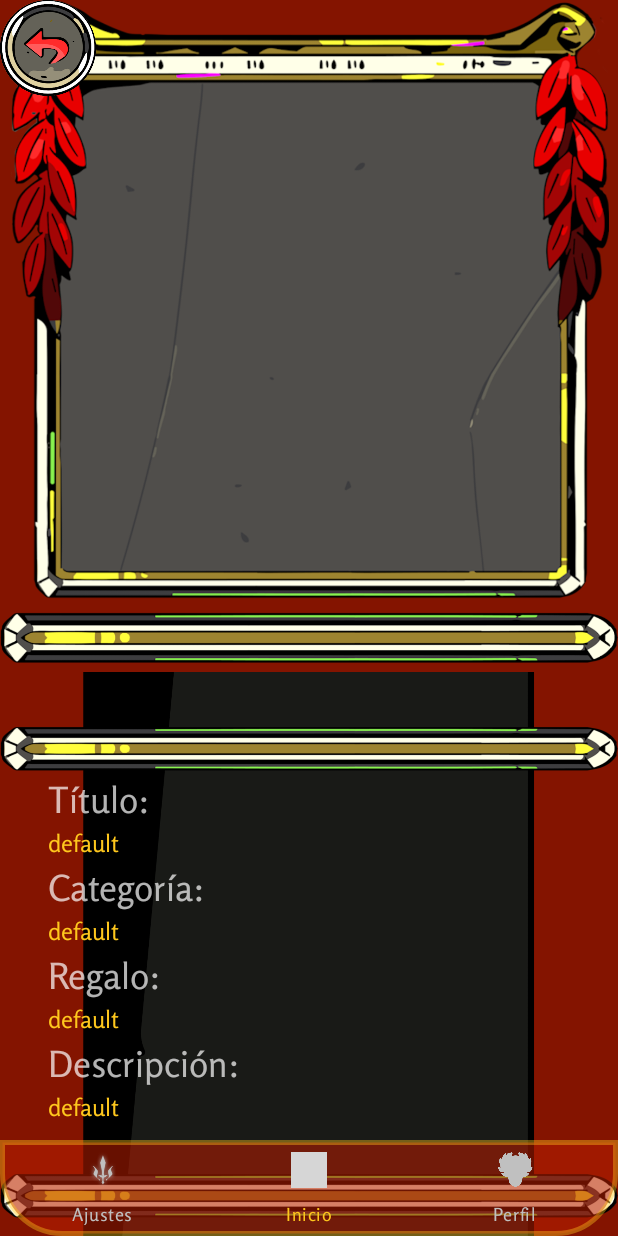
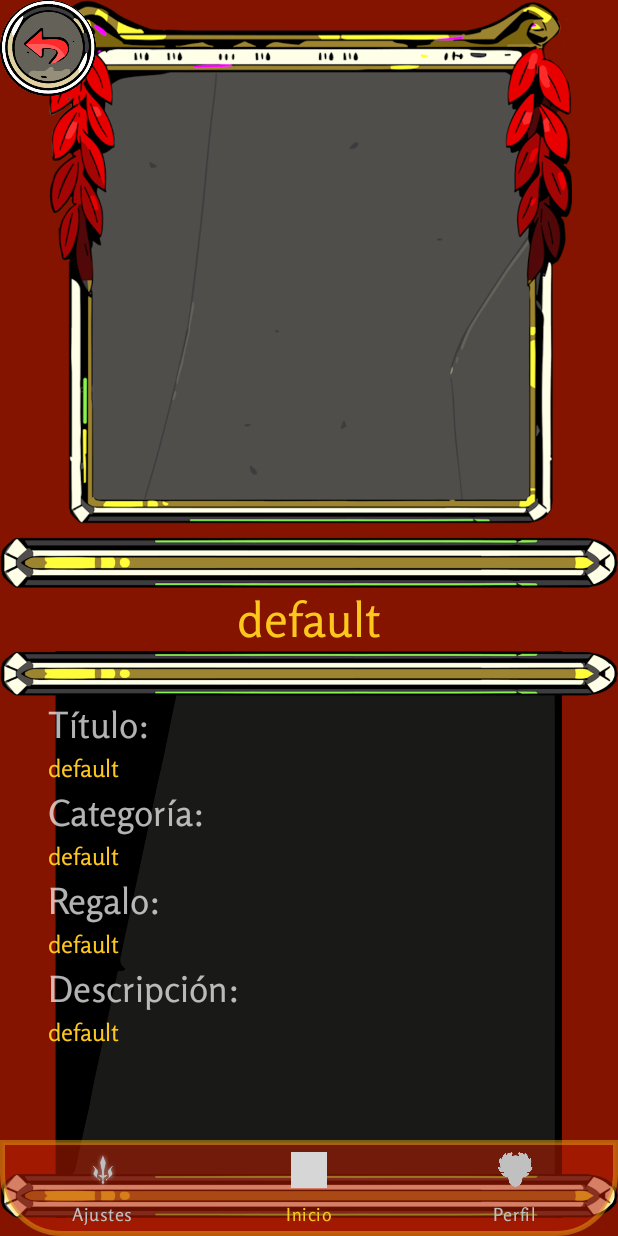
Before and after one commit to Bueurro/HadesApp, an Android app: the fragment PersonajeDetalleFragment placed in its activity, on a phone screen of 412 x 824 dp. Run offline under Robolectric (Android 15) with nearby library versions, the phone set to English and light mode, and no system bars; our stand-ins replace Firebase (no records; nobody signed in at launch, a user with empty details on screens opened directly), navigation-ui; 2 statements that could not run were skipped; grey boxes are pictures that could not be loaded.

Commit message:
HadesApp-0.8.1 detalles arreglados

```diff
--- a/app/src/main/res/layout/fragment_personaje_detalle.xml
+++ b/app/src/main/res/layout/fragment_personaje_detalle.xml
@@ -21,7 +21,7 @@
             <ImageView
                 android:id="@+id/imgBgDetalle"
                 android:layout_width="wrap_content"
-                android:layout_height="400dp"
+                android:layout_height="350dp"
                 android:scaleType="centerInside"
                 android:src="@drawable/img_block_bg"
                 app:layout_constraintEnd_toEndOf="parent"
@@ -30,8 +30,8 @@
 
             <ImageView
                 android:id="@+id/imgPjPic"
-                android:layout_width="360dp"
-                android:layout_height="360dp"
+                android:layout_width="330dp"
+                android:layout_height="330dp"
                 app:layout_constraintBottom_toBottomOf="@+id/imgBgDetalle"
                 app:layout_constraintEnd_toEndOf="@+id/imgBgDetalle"
                 app:layout_constraintStart_toStartOf="@+id/imgBgDetalle"
@@ -61,18 +61,7 @@
                 android:layout_marginTop="-12dp"
                 />
 
-            <ImageView
-                android:layout_width="0dp"
-                android:layout_height="0dp"
-                app:layout_constraintTop_toBottomOf="@+id/txtNombrePj"
-                app:layout_constraintStart_toStartOf="parent"
-                app:layout_constraintEnd_toEndOf="parent"
-                app:layout_constraintBottom_toBottomOf="parent"
-                android:src="@drawable/img_pngcarta"
-                android:scaleType="centerCrop"
-                android:paddingTop="@dimen/common_padding_default"
-                android:paddingBottom="@dimen/common_padding_default"
-                android:rotation="90"/>
+
 
             <ImageButton
                 android:id="@+id/imgBtnVolver"
@@ -95,6 +84,19 @@
                 android:layout_marginBottom="12dp">
 
                 <ImageView
+                    android:layout_width="0dp"
+                    android:layout_height="0dp"
+                    app:layout_constraintTop_toTopOf="@+id/asd"
+                    app:layout_constraintStart_toStartOf="parent"
+                    app:layout_constraintEnd_toEndOf="parent"
+                    app:layout_constraintBottom_toBottomOf="parent"
+                    android:src="@drawable/img_pngcarta"
+                    android:scaleType="fitXY"
+                    android:paddingTop="@dimen/common_padding_default"
+                    android:paddingBottom="@dimen/common_padding_default"
+                    android:rotation="90"/>
+
+                <ImageView
                     android:id="@+id/asd"
                     android:layout_width="match_parent"
                     android:layout_height="30dp"
@@ -110,7 +112,7 @@
                     android:paddingStart="32dp"
                     android:paddingEnd="32dp"
                     app:layout_constraintTop_toBottomOf="@+id/asd"
-                    app:layout_constraintBottom_toBottomOf="parent"
+                    app:layout_constraintBottom_toTopOf="@+id/asd2"
                     app:layout_constraintStart_toStartOf="parent"
                     app:layout_constraintEnd_toEndOf="parent"
                     android:orientation="vertical">
@@ -172,13 +174,11 @@
                             android:id="@+id/txtDescripcionPj"
                             android:layout_width="match_parent"
                             android:layout_height="match_parent"
-                            android:maxHeight="190dp"
                             android:text="@string/str_default"
                             android:textSize="@dimen/common_text_default"
                             android:textColor="@color/oro2"/>
 
                     </androidx.core.widget.NestedScrollView>
-
 
                 </LinearLayout>
 
@@ -190,7 +190,8 @@
                     app:layout_constraintEnd_toEndOf="parent"
                     app:layout_constraintStart_toStartOf="parent"
                     app:layout_constraintBottom_toBottomOf="parent"
-                    android:scaleType="fitXY"/>
+                    android:scaleType="fitXY"
+                    android:background="@android:color/transparent"/>
 
             </androidx.constraintlayout.widget.ConstraintLayout>
 
--- a/app/src/main/res/layout/fragment_personajes.xml
+++ b/app/src/main/res/layout/fragment_personajes.xml
@@ -78,7 +78,7 @@
                 android:id="@+id/rvPersonajes"
                 android:layout_width="match_parent"
                 android:layout_height="wrap_content"
-                tools:listitem="@layout/item_personajes"/>
+                tools:listitem="@layout/item_personajes" />
 
         </androidx.swiperefreshlayout.widget.SwipeRefreshLayout>
 
```
